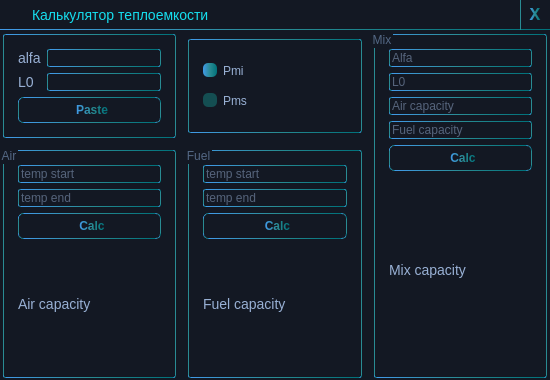
Old version of the form 2modules/duringcalc.ui in the repository Ismaxis/212QtMay.
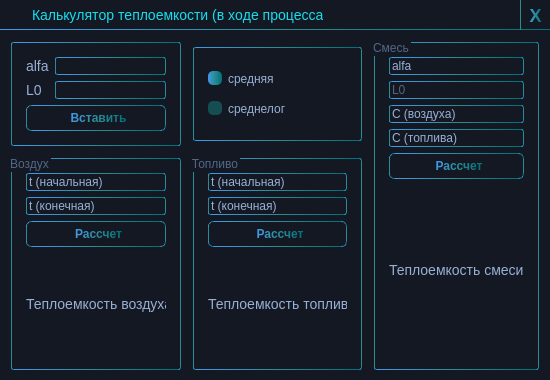
New version of the form.

What changed in the file:
```diff
--- a/2modules/duringcalc.ui
+++ b/2modules/duringcalc.ui
@@ -141,7 +141,6 @@
     </property>
     <property name="font">
      <font>
-      <family>Consolas</family>
       <pointsize>-1</pointsize>
       <italic>false</italic>
       <bold>true</bold>
@@ -149,6 +148,7 @@
     </property>
     <property name="styleSheet">
      <string notr="true">border-bottom-width: 0px;
+border-right-width: 0px;
 border-top-width: 0px;
 
 font-weight: 900;
@@ -164,10 +164,16 @@
      <rect>
       <x>32</x>
       <y>5</y>
-      <width>181</width>
+      <width>291</width>
       <height>20</height>
      </rect>
     </property>
+    <property name="sizePolicy">
+     <sizepolicy hsizetype="Preferred" vsizetype="Fixed">
+      <horstretch>0</horstretch>
+      <verstretch>0</verstretch>
+     </sizepolicy>
+    </property>
     <property name="font">
      <font>
       <pointsize>-1</pointsize>
@@ -178,7 +184,7 @@
      <string notr="true">border-bottom-width: 0px;</string>
     </property>
     <property name="text">
-     <string>Калькулятор теплоемкости</string>
+     <string>Калькулятор теплоемкости (в ходе процесса)</string>
     </property>
    </widget>
    <widget class="QLabel" name="icon">
@@ -214,6 +220,21 @@
     </size>
    </property>
    <layout class="QGridLayout" name="gridLayout">
+    <property name="leftMargin">
+     <number>8</number>
+    </property>
+    <property name="topMargin">
+     <number>8</number>
+    </property>
+    <property name="rightMargin">
+     <number>8</number>
+    </property>
+    <property name="bottomMargin">
+     <number>8</number>
+    </property>
+    <property name="spacing">
+     <number>6</number>
+    </property>
     <item row="0" column="0">
      <widget class="QGroupBox" name="groupBox">
       <property name="title">
@@ -278,7 +299,7 @@
        <item row="4" column="0" colspan="2">
         <widget class="QPushButton" name="pastePushButton">
          <property name="text">
-          <string>Paste</string>
+          <string>Вставить</string>
          </property>
         </widget>
        </item>
@@ -309,7 +330,7 @@
        <item>
         <widget class="QRadioButton" name="radioButton_pmi">
          <property name="text">
-          <string>Pmi</string>
+          <string>средняя</string>
          </property>
          <property name="checked">
           <bool>true</bool>
@@ -319,7 +340,7 @@
        <item>
         <widget class="QRadioButton" name="radioButton_pms">
          <property name="text">
-          <string>Pms</string>
+          <string>среднелог</string>
          </property>
         </widget>
        </item>
@@ -329,7 +350,7 @@
     <item row="0" column="2" rowspan="2">
      <widget class="QGroupBox" name="groupBox_mix">
       <property name="title">
-       <string>Mix</string>
+       <string>Смесь</string>
       </property>
       <layout class="QVBoxLayout" name="verticalLayout_5">
        <item>
@@ -338,7 +359,7 @@
           <bool>false</bool>
          </property>
          <property name="text">
-          <string/>
+          <string>alfa</string>
          </property>
          <property name="readOnly">
           <bool>false</bool>
@@ -364,7 +385,7 @@
           <bool>false</bool>
          </property>
          <property name="text">
-          <string/>
+          <string>C (воздуха)</string>
          </property>
          <property name="placeholderText">
           <string>Air capacity</string>
@@ -376,6 +397,12 @@
          <property name="enabled">
           <bool>false</bool>
          </property>
+         <property name="text">
+          <string>C (топлива)</string>
+         </property>
+         <property name="frame">
+          <bool>true</bool>
+         </property>
          <property name="readOnly">
           <bool>true</bool>
          </property>
@@ -387,14 +414,14 @@
        <item>
         <widget class="QPushButton" name="pb_calcMix">
          <property name="text">
-          <string>Calc</string>
+          <string>Рассчет</string>
          </property>
         </widget>
        </item>
        <item>
         <widget class="QLabel" name="output_mix">
          <property name="text">
-          <string>Mix capacity</string>
+          <string>Теплоемкость смеси</string>
          </property>
         </widget>
        </item>
@@ -404,11 +431,14 @@
     <item row="1" column="0">
      <widget class="QGroupBox" name="groupBox_air">
       <property name="title">
-       <string>Air</string>
+       <string>Воздух</string>
       </property>
       <layout class="QVBoxLayout" name="verticalLayout_2">
        <item>
         <widget class="QLineEdit" name="le_tempStartAir">
+         <property name="text">
+          <string>t (начальная)</string>
+         </property>
          <property name="placeholderText">
           <string>temp start</string>
          </property>
@@ -416,6 +446,9 @@
        </item>
        <item>
         <widget class="QLineEdit" name="le_tempEndAir">
+         <property name="text">
+          <string>t (конечная)</string>
+         </property>
          <property name="placeholderText">
           <string>temp end</string>
          </property>
@@ -424,14 +457,14 @@
        <item>
         <widget class="QPushButton" name="pb_calcAir">
          <property name="text">
-          <string>Calc</string>
+          <string>Рассчет</string>
          </property>
         </widget>
        </item>
        <item>
         <widget class="QLabel" name="output_air">
          <property name="text">
-          <string>Air capacity</string>
+          <string>Теплоемкость воздуха</string>
          </property>
         </widget>
        </item>
@@ -441,11 +474,14 @@
     <item row="1" column="1">
      <widget class="QGroupBox" name="groupBox_fuel">
       <property name="title">
-       <string>Fuel</string>
+       <string>Топливо</string>
       </property>
       <layout class="QVBoxLayout" name="verticalLayout_3">
        <item>
         <widget class="QLineEdit" name="le_tempStartFuel">
+         <property name="text">
+          <string>t (начальная)</string>
+         </property>
          <property name="placeholderText">
           <string>temp start</string>
          </property>
@@ -453,6 +489,9 @@
        </item>
        <item>
         <widget class="QLineEdit" name="le_tempEndFuel">
+         <property name="text">
+          <string>t (конечная)</string>
+         </property>
          <property name="placeholderText">
           <string>temp end</string>
          </property>
@@ -461,14 +500,14 @@
        <item>
         <widget class="QPushButton" name="pb_calcFuel">
          <property name="text">
-          <string>Calc</string>
+          <string>Рассчет</string>
          </property>
         </widget>
        </item>
        <item>
         <widget class="QLabel" name="output_fuel">
          <property name="text">
-          <string>Fuel capacity</string>
+          <string>Теплоемкость топлива</string>
          </property>
         </widget>
        </item>
```
